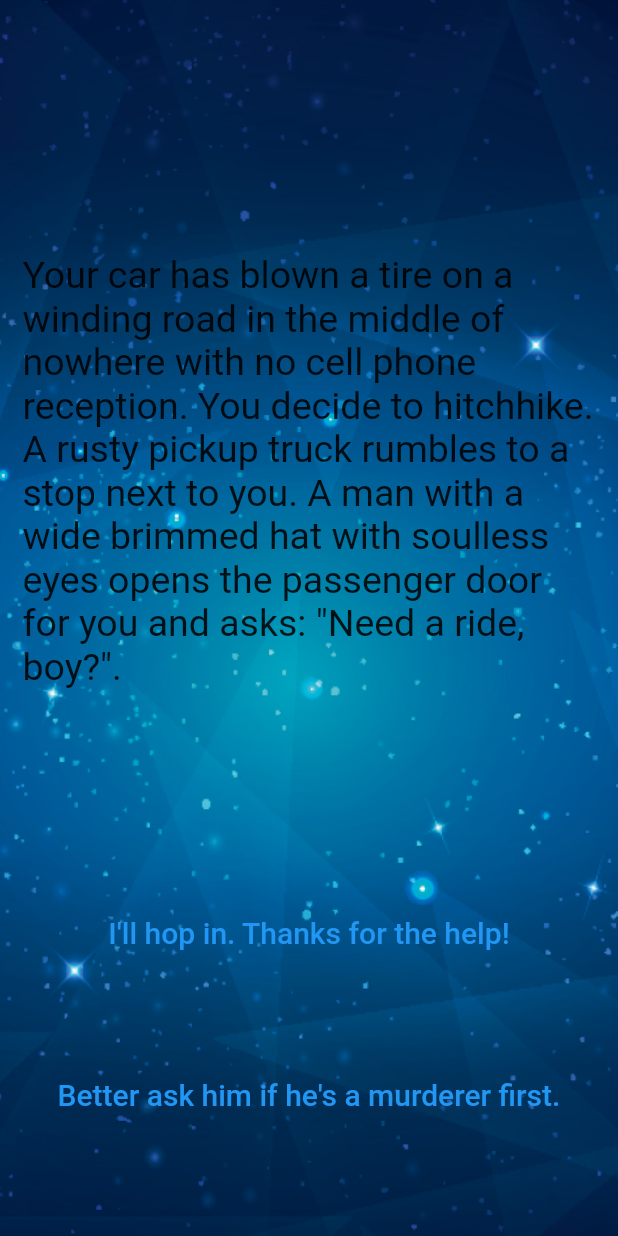
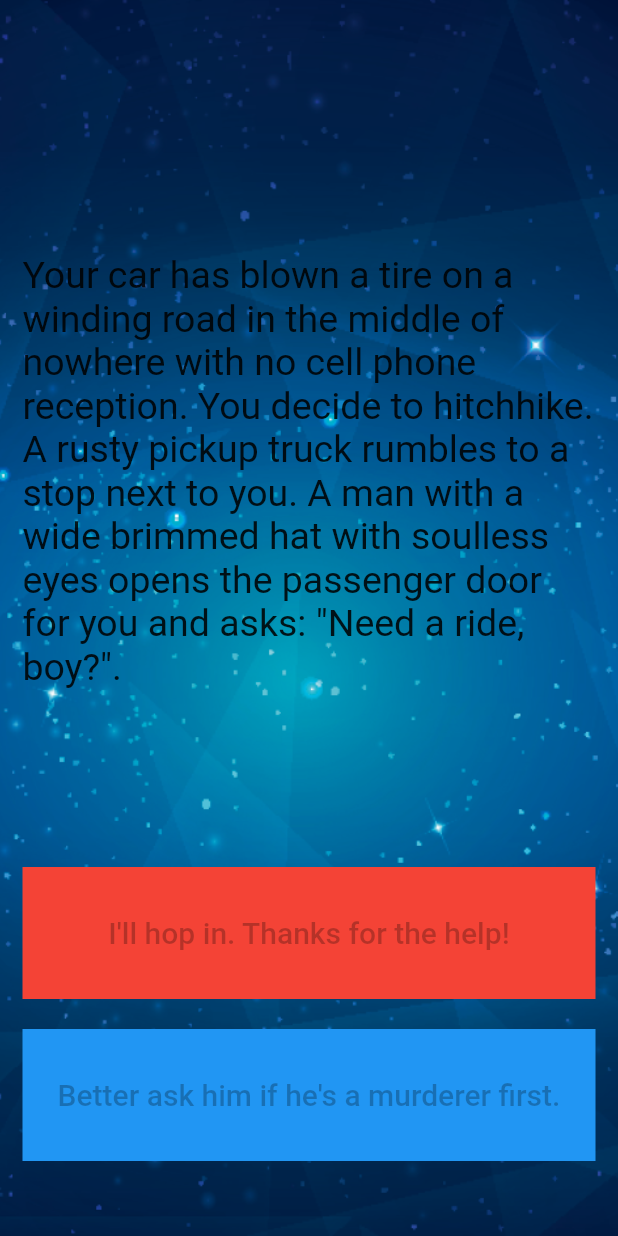
Before and after one commit to HeratUni-CS/destini-sohrabezzati, a Flutter app: the screen it shows after launch, on a phone screen of 412 x 824 dp. Run offline on Flutter 3.47's test engine with Material 2 defaults, Android fonts, the phone set to English and light mode, and no system bars.

Commit message:
inital commit

```diff
--- a/lib/main.dart
+++ b/lib/main.dart
@@ -52,6 +52,13 @@ class _StoryPageState extends State<StoryPage> {
               Expanded(
                 flex: 2,
                 child: TextButton(
+                  style: TextButton.styleFrom(
+                    backgroundColor: Colors.red,
+                    elevation: 0,
+                    shape: const RoundedRectangleBorder(
+                      borderRadius: BorderRadius.all(Radius.circular(0)),
+                    ),
+                  ),
                   onPressed: () {
                     setState(() {
                       storyBrain.nextStory(1);
@@ -59,7 +66,10 @@ class _StoryPageState extends State<StoryPage> {
                   },
                   child: Text(
                     storyBrain.getChoice1(),
-                    style: const TextStyle(fontSize: 20.0),
+                    style: const TextStyle(
+                      color: Colors.black26,
+                      fontSize: 20.0,
+                    ),
                   ),
                 ),
               ),
@@ -71,6 +81,13 @@ class _StoryPageState extends State<StoryPage> {
                 child: Visibility(
                   visible: storyBrain.buttonShouldBeVisible(),
                   child: TextButton(
+                    style: TextButton.styleFrom(
+                      backgroundColor: Colors.blue,
+                      elevation: 0,
+                      shape: const RoundedRectangleBorder(
+                        borderRadius: BorderRadius.all(Radius.circular(0)),
+                      ),
+                    ),
                     onPressed: () {
                       setState(() {
                         storyBrain.nextStory(2);
@@ -79,6 +96,7 @@ class _StoryPageState extends State<StoryPage> {
                     child: Text(
                       storyBrain.getChoice2(),
                       style: const TextStyle(
+                        color: Colors.black26,
                         fontSize: 20.0,
                       ),
                     ),
--- a/lib/story_brain.dart
+++ b/lib/story_brain.dart
@@ -69,7 +69,6 @@ class StoryBrain {
   }
 
   bool buttonShouldBeVisible() {
-    //You could also just check if (_storyNumber < 3)
     if (_storyNumber == 0 || _storyNumber == 1 || _storyNumber == 2) {
       return true;
     } else {
```
